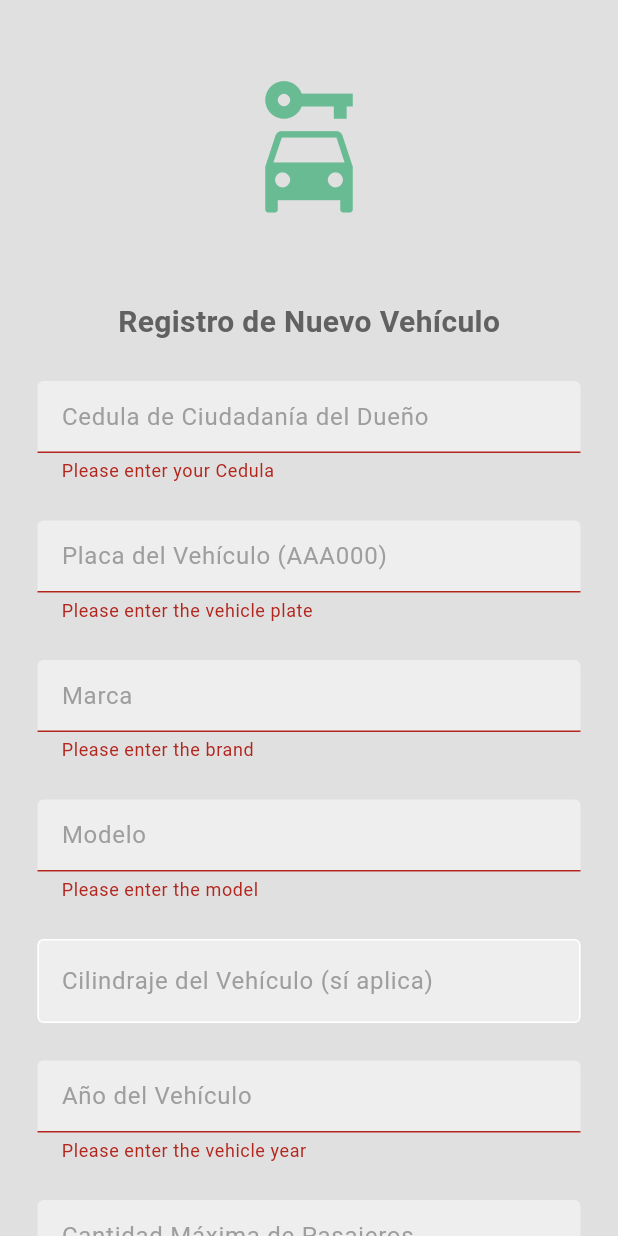
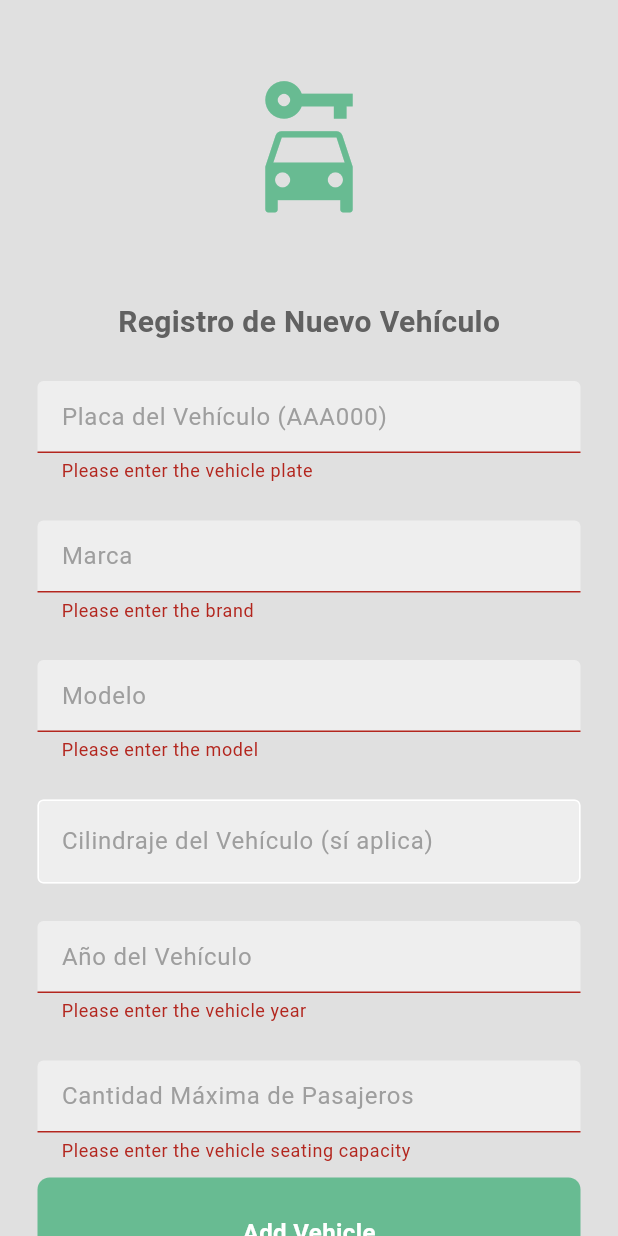
Before and after one commit to WheelsUN-2024-1/wheelsUN_FrontEnd, a Flutter app: the RegisterVehiclePage screen opened directly, after a tap on "Add Vehicle", on a phone screen of 412 x 824 dp. Run offline on Flutter 3.47's test engine with Material 3 defaults, Android fonts, the phone set to English and light mode, and no system bars; our stand-ins replace flutter_credit_card, geocoding, google_maps_flutter, graphql_flutter; missing offline and left inert: flutter_google_places_web, selectable_list; network calls fail.

Commit message:
view vehicles page done, with routers, mutations and querys :D

```diff
--- a/lib/pages/register_vehicle.dart
+++ b/lib/pages/register_vehicle.dart
@@ -1,6 +1,7 @@
 import 'package:flutter/material.dart';
 import 'package:wheels_un/components/my_button.dart';
 import 'package:wheels_un/components/my_form_textfield.dart';
+import 'package:wheels_un/globalVariables/user_data.dart';
 import 'package:wheels_un/pages/view_vehicles_page.dart';
 import 'package:wheels_un/services/api_service.dart';
 import 'package:wheels_un/graphql/graphql_client.dart';
@@ -10,7 +11,6 @@ class RegisterVehiclePage extends StatelessWidget {
   RegisterVehiclePage({Key? key}) : super(key: key);
 
   final _formKey = GlobalKey<FormState>();
-  final ccOwnerController = TextEditingController();
   final plateController = TextEditingController();
   final brandController = TextEditingController();
   final modelController = TextEditingController();
@@ -25,7 +25,7 @@ class RegisterVehiclePage extends StatelessWidget {
         vehicleBrand: brandController.text,
         vehicleCylinder: cylinderController.text,
         vehicleModel: modelController.text,
-        vehicleOwnerId: int.parse(ccOwnerController.text),
+        vehicleOwnerId: appIdNumber,
         vehiclePlate: plateController.text,
         vehicleSeatingCapacity: int.parse(seatingCapacityController.text),
         vehicleYear: int.parse(yearController.text),
@@ -34,7 +34,7 @@ class RegisterVehiclePage extends StatelessWidget {
       final response = await apiService.createNewVehicle(vehicleModel);
       if (response.data == null) {
         ScaffoldMessenger.of(context).showSnackBar(
-          SnackBar(
+          const SnackBar(
             content: Text('Failed to create vehicle. Please try again.'),
           ),
         );
@@ -78,13 +78,6 @@ class RegisterVehiclePage extends StatelessWidget {
                       fontSize: 20,
                       fontWeight: FontWeight.bold,
                     ),
-                  ),
-                  const SizedBox(height: 25),
-                  MyFormTextField(
-                    controller: ccOwnerController,
-                    hintText: 'Cedula de Ciudadanía del Dueño',
-                    obscureText: false,
-                    validator: validateCedula,
                   ),
                   const SizedBox(height: 25),
                   MyFormTextField(
@@ -149,24 +142,6 @@ void main() {
   ));
 }
 
-String? validateCedula(String? value) {
-  if (value == null || value.isEmpty) {
-    return 'Please enter your Cedula';
-  }
-
-  final numericRegex = RegExp(r'^[0-9]+$');
-  if (!numericRegex.hasMatch(value)) {
-    return 'Cedula must contain only numbers';
-  }
-
-  final cedula = int.tryParse(value);
-  if (cedula == null || cedula <= 0) {
-    return 'Cedula must be a positive number';
-  }
-
-  return null;
-}
-
 String? validatePlate(String? value) {
   if (value == null || value.isEmpty) {
     return 'Please enter the vehicle plate';
```
Also changed, not shown: lib/pages/profile_page.dart (+21 -2 lines), lib/pages/view_vehicles_page.dart (+70 -26 lines), lib/services/api_service.dart (+41 -0 lines).
